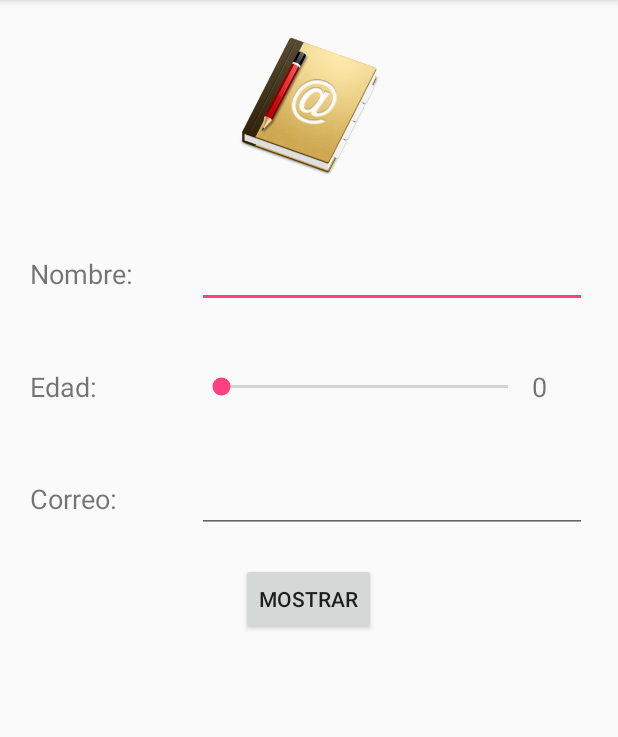
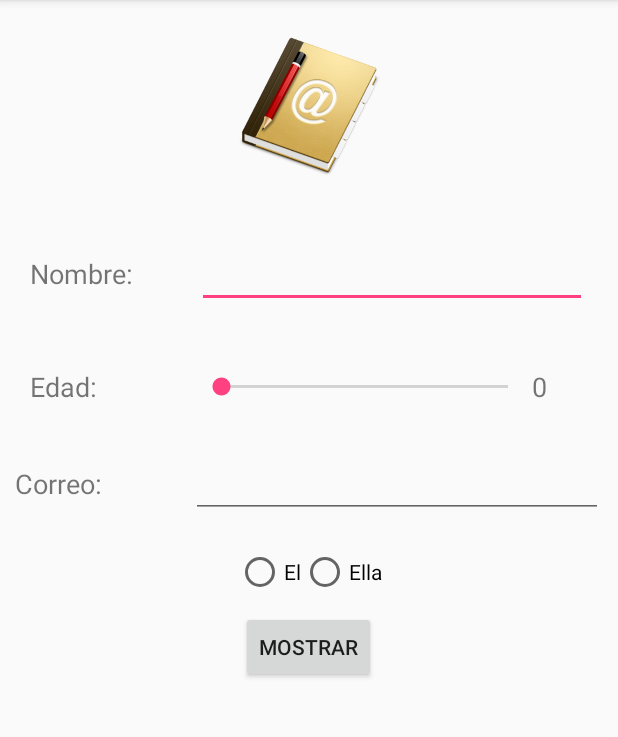
Before and after one commit to visamo/tarea_formulario, an Android app: the screen it shows after launch (MainActivity), on a phone screen of 412 x 824 dp, the part 84-821 px from its top. Run offline under Robolectric (Android 15) with nearby library versions, the phone set to English and light mode, and no system bars; our stand-ins replace ButterKnife.

Commit message:
Prueba de envio

```diff
--- a/app/src/main/res/layout/activity_main.xml
+++ b/app/src/main/res/layout/activity_main.xml
@@ -72,7 +72,7 @@
         <LinearLayout
             android:layout_width="match_parent"
             android:layout_height="wrap_content"
-            android:layout_margin="20dp"
+            android:layout_margin="10dp"
             android:orientation="horizontal">
 
             <TextView
@@ -91,6 +91,40 @@
         </LinearLayout>
 
 
+            <RadioGroup
+                android:layout_width="match_parent"
+                android:layout_height="wrap_content"
+                android:id="@+id/rgPronombres">
+
+                <LinearLayout
+                    android:layout_width="match_parent"
+                    android:layout_height="wrap_content"
+                    android:layout_margin="10dp"
+                    android:orientation="horizontal"
+                    android:gravity="center">
+
+
+                <RadioButton
+                    android:layout_width="wrap_content"
+                    android:layout_height="wrap_content"
+
+                    android:text="El"
+                    android:id="@+id/rbEl"/>
+
+                <RadioButton
+                    android:layout_width="wrap_content"
+                    android:layout_height="wrap_content"
+
+                    android:text="Ella"
+                    android:id="@+id/rbElla"/>
+
+                </LinearLayout>
+            </RadioGroup>
+
+
+
+
+
         <Button
             android:id="@+id/botonMostrar"
             android:layout_width="wrap_content"
```
Also changed, not shown: app/src/main/res/layout/activity_segundo.xml (+21 -0 lines), 45 other files.
